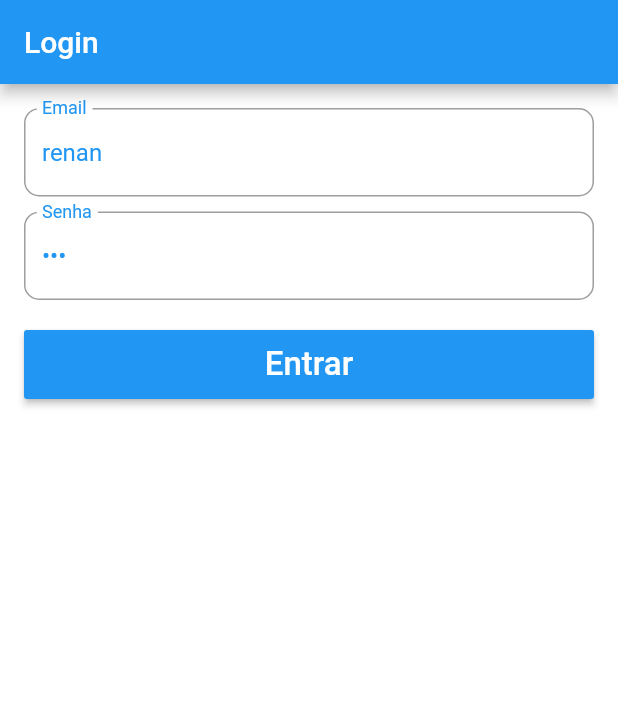
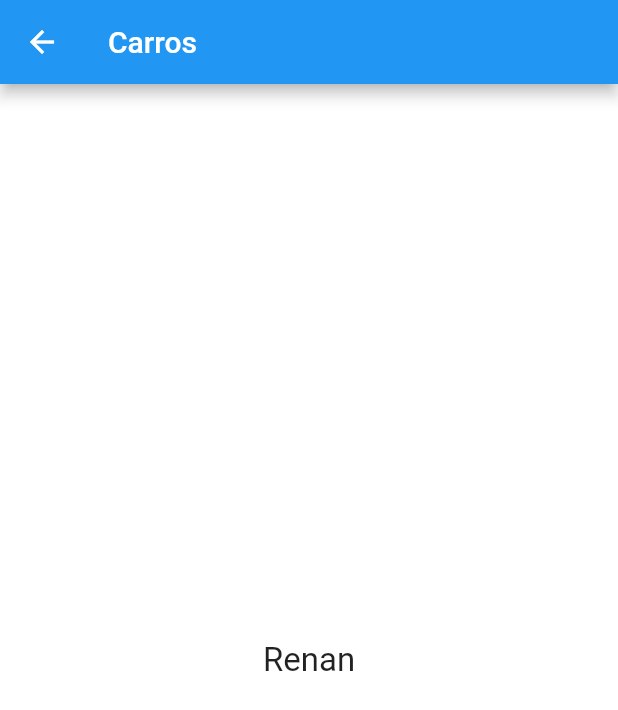
Before and after one commit to renansteles/flutter_cars_app, a Flutter app: the screen it shows after launch, after a tap on "Entrar", on a phone screen of 412 x 824 dp. Shown: the top 710 px of the screen. Run offline on Flutter 3.47's test engine with Material 2 defaults, Android fonts, the phone set to English and light mode, and no system bars.

Commit message:
aula89: função auxiliar de navegação e removido código não usado

```diff
--- /dev/null
+++ b/lib/pages/home_page.dart
@@ -0,0 +1,22 @@
+import 'package:flutter/material.dart';
+
+class HomePage extends StatelessWidget {
+  @override
+  Widget build(BuildContext context) {
+    return Scaffold(
+      appBar: AppBar(
+        title: Text("Carros"),
+      ),
+      body: _body(),
+    );
+  }
+
+  _body() {
+    return Center(
+      child: Text(
+        "Renan",
+        style: TextStyle(fontSize: 22),
+      ),
+    );
+  }
+}
--- a/lib/pages/login_page.dart
+++ b/lib/pages/login_page.dart
@@ -1,4 +1,6 @@
 //nome de classe é sempre com letras minusculas e com underline no meio
+import 'package:carros/pages/home_page.dart';
+import 'package:carros/utils/nav.dart';
 import 'package:carros/widgets/app_button.dart';
 import 'package:carros/widgets/app_text.dart';
 import 'package:flutter/material.dart';
@@ -78,56 +80,7 @@ class _LoginPageState extends State<LoginPage> {
     );
   }
 
-  _button(String text, Function onPressed) {
-    return Container(
-      height: 46,
-      child: RaisedButton(
-        color: Colors.blue,
-        child: Text(
-          text,
-          style: TextStyle(
-            color: Colors.white,
-            fontSize: 22,
-          ),
-        ),
-        onPressed:
-            onPressed, //Enquanto o botão não estiver o método onPressed, ele fica desativado. Fazer teste comentando.
-      ),
-    );
-  }
 
-  _textForm(
-    String label,
-    String hint, {
-    bool password = false,
-    TextEditingController controller,
-    FormFieldValidator<String> validatorParametro,
-    TextInputType keyboardTypeParametro,
-    TextInputAction textInputActionParametro,
-    FocusNode focusNodeParametro,
-  }) {
-    return TextFormField(
-      controller: controller,
-      obscureText: password,
-      validator: validatorParametro,
-      //Validator vindo por parametro da funcção
-      keyboardType: keyboardTypeParametro,
-      keyboardAppearance: Brightness.light,
-      textInputAction: textInputActionParametro,
-      focusNode: focusNodeParametro,
-      onFieldSubmitted: (String text) {
-        FocusScope.of(context)
-            .requestFocus(_focoSenha); //O context vem do Statefull
-      },
-      style: TextStyle(color: Colors.blue),
-      decoration: InputDecoration(
-        labelText: label,
-        labelStyle: TextStyle(color: Colors.blue),
-        hintText: hint,
-        hintStyle: TextStyle(color: Colors.black38, fontSize: 15),
-      ),
-    );
-  }
 
   _onClickEntrar() {
     bool formOk = _formKey.currentState
@@ -137,6 +90,8 @@ class _LoginPageState extends State<LoginPage> {
     String senha = _tSenha.text;
 
     print("Email :$login, senha $senha");
+
+    push(context , HomePage());
   }
 
   String _validacaoLogin(String text) {
--- /dev/null
+++ b/lib/utils/nav.dart
@@ -0,0 +1,7 @@
+import 'package:flutter/material.dart';
+
+Future push(BuildContext context, Widget page) {
+	return Navigator.push(context , MaterialPageRoute(builder: (BuildContext){
+		return page;
+	}));
+}
```
Also changed, not shown: pubspec.lock.
